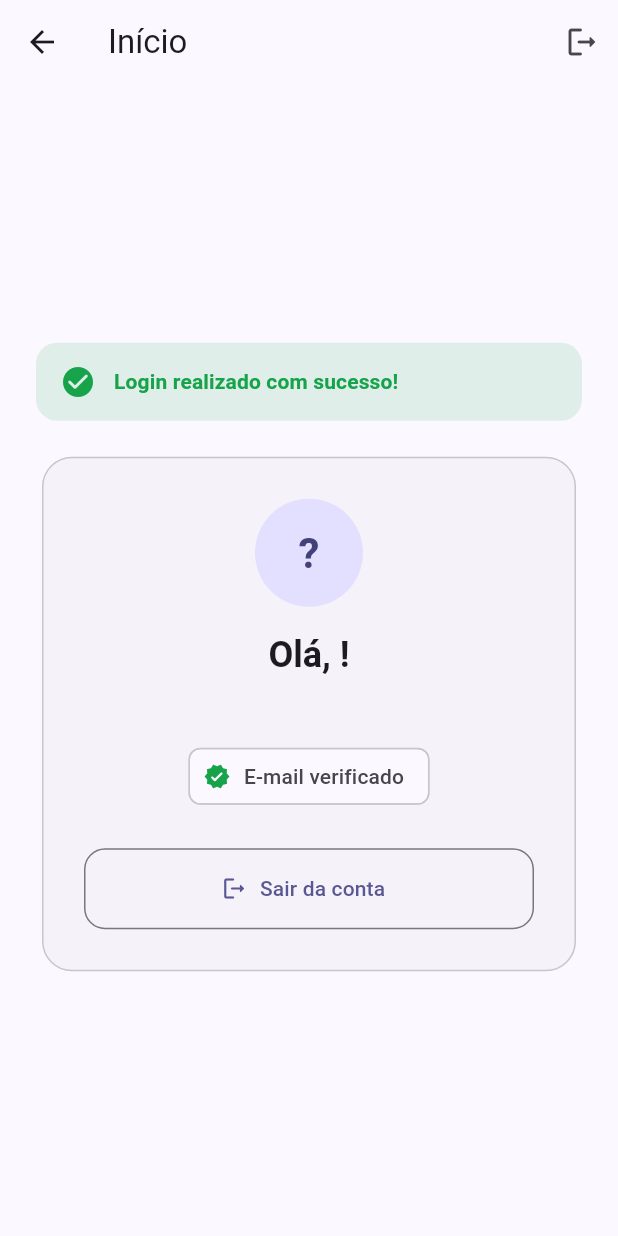
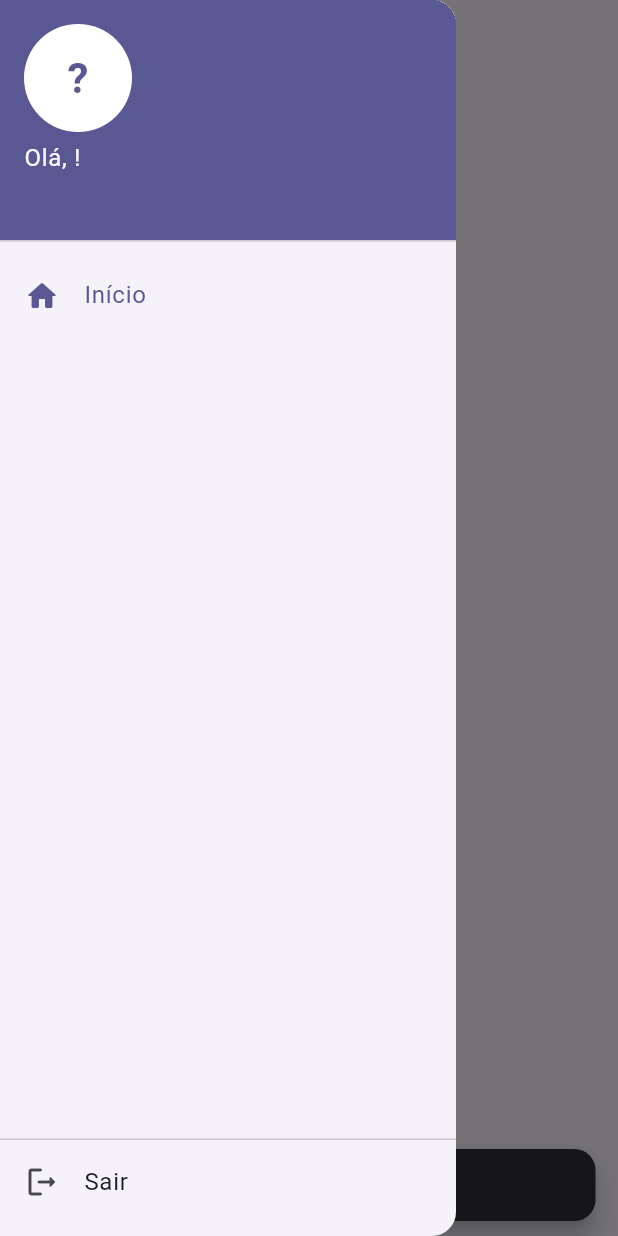
Before and after one commit to KaiqueFG/trabalho-flutter-login, a Flutter app: the HomePage screen opened directly with empty values, with the side drawer open (before the commit the screen has no drawer), on a phone screen of 412 x 824 dp. Run offline on Flutter 3.47's test engine with Material 3 defaults, Android fonts, the phone set to English and light mode, and no system bars; our stand-ins replace shared_preferences; accounts and stored records are empty.

Commit message:
Salva apenas um usuário no SharedPreferences e adiciona menu lateral na tela principal
Cada novo cadastro substitui o usuário anterior. A tela principal fica em branco
com um drawer que mostra o usuário e as opções Início e Sair.

```diff
--- a/lib/features/home/presentation/home_page.dart
+++ b/lib/features/home/presentation/home_page.dart
@@ -1,10 +1,14 @@
 import 'package:flutter/material.dart';
 
+import '../../../core/utils/snackbar.dart';
 import '../../auth/data/auth_repository.dart';
 import '../../auth/presentation/auth_scope.dart';
 
-/// Tela exibida após o login.
-class HomePage extends StatelessWidget {
+/// Tela principal, exibida após o login.
+///
+/// O conteúdo fica em branco nesta etapa; a navegação é feita pelo menu
+/// lateral (drawer).
+class HomePage extends StatefulWidget {
   const HomePage({super.key, required this.user, this.showLoginSuccess = true});
 
   final AppUser user;
@@ -12,105 +16,78 @@ class HomePage extends StatelessWidget {
   /// Exibe o aviso de sucesso apenas logo após o login.
   final bool showLoginSuccess;
 
-  static const _success = Color(0xFF16A34A);
+  @override
+  State<HomePage> createState() => _HomePageState();
+}
+
+class _HomePageState extends State<HomePage> {
+  @override
+  void initState() {
+    super.initState();
+    if (widget.showLoginSuccess) {
+      WidgetsBinding.instance.addPostFrameCallback((_) {
+        if (mounted) context.showSnack('Login realizado com sucesso!');
+      });
+    }
+  }
+
+  @override
+  Widget build(BuildContext context) {
+    return Scaffold(
+      appBar: AppBar(title: const Text('Início')),
+      drawer: _AppDrawer(user: widget.user),
+      body: const SizedBox.expand(),
+    );
+  }
+}
+
+/// Menu lateral com os dados do usuário e as opções do app.
+class _AppDrawer extends StatelessWidget {
+  const _AppDrawer({required this.user});
+
+  final AppUser user;
 
   @override
   Widget build(BuildContext context) {
     final scheme = Theme.of(context).colorScheme;
-    final text = Theme.of(context).textTheme;
 
-    return Scaffold(
-      appBar: AppBar(
-        title: const Text('Início'),
-        actions: [
-          IconButton(
-            tooltip: 'Sair',
-            icon: const Icon(Icons.logout_rounded),
-            onPressed: () => AuthScope.of(context).signOut(),
-          ),
-        ],
-      ),
-      body: Center(
-        child: SingleChildScrollView(
-          padding: const EdgeInsets.all(24),
-          child: ConstrainedBox(
-            constraints: const BoxConstraints(maxWidth: 440),
-            child: Column(
-              crossAxisAlignment: CrossAxisAlignment.stretch,
-              children: [
-                if (showLoginSuccess) ...[
-                  Container(
-                    padding: const EdgeInsets.symmetric(horizontal: 16, vertical: 14),
-                    decoration: BoxDecoration(
-                      color: _success.withValues(alpha: 0.12),
-                      borderRadius: BorderRadius.circular(14),
-                    ),
-                    child: Row(
-                      children: [
-                        const Icon(Icons.check_circle_rounded, color: _success),
-                        const SizedBox(width: 12),
-                        Expanded(
-                          child: Text(
-                            'Login realizado com sucesso!',
-                            style: text.titleSmall?.copyWith(
-                              color: _success,
-                              fontWeight: FontWeight.w700,
-                            ),
-                          ),
-                        ),
-                      ],
-                    ),
-                  ),
-                  const SizedBox(height: 20),
-                ],
-                Card(
-                  child: Padding(
-                    padding: const EdgeInsets.all(28),
-                    child: Column(
-                      children: [
-                        CircleAvatar(
-                          radius: 36,
-                          backgroundColor: scheme.primaryContainer,
-                          child: Text(
-                            user.initial,
-                            style: text.headlineMedium?.copyWith(
-                              color: scheme.onPrimaryContainer,
-                              fontWeight: FontWeight.w700,
-                            ),
-                          ),
-                        ),
-                        const SizedBox(height: 16),
-                        Text(
-                          'Olá, ${user.greetingName}!',
-                          style: text.headlineSmall?.copyWith(fontWeight: FontWeight.w700),
-                        ),
-                        const SizedBox(height: 4),
-                        Text(
-                          user.email,
-                          style: text.bodyMedium?.copyWith(color: scheme.onSurfaceVariant),
-                        ),
-                        const SizedBox(height: 16),
-                        const Chip(
-                          avatar: Icon(Icons.verified_rounded, size: 18, color: _success),
-                          label: Text('E-mail verificado'),
-                        ),
-                        const SizedBox(height: 24),
-                        SizedBox(
-                          width: double.infinity,
-                          child: OutlinedButton.icon(
-                            icon: const Icon(Icons.logout_rounded),
-                            label: const Text('Sair da conta'),
-                            onPressed: () => AuthScope.of(context).signOut(),
-                          ),
-                        ),
-                      ],
-                    ),
-                  ),
+    return Drawer(
+      child: Column(
+        children: [
+          UserAccountsDrawerHeader(
+            decoration: BoxDecoration(color: scheme.primary),
+            accountName: Text('Olá, ${user.greetingName}!'),
+            accountEmail: Text(user.email),
+            currentAccountPicture: CircleAvatar(
+              backgroundColor: scheme.onPrimary,
+              child: Text(
+                user.initial,
+                style: TextStyle(
+                  fontSize: 28,
+                  fontWeight: FontWeight.w700,
+                  color: scheme.primary,
                 ),
-              ],
+              ),
             ),
           ),
-        ),
+          ListTile(
+            leading: const Icon(Icons.home_rounded),
+            title: const Text('Início'),
+            selected: true,
+            onTap: () => Navigator.pop(context),
+          ),
+          const Spacer(),
+          const Divider(height: 1),
+          ListTile(
+            leading: const Icon(Icons.logout_rounded),
+            title: const Text('Sair'),
+            onTap: () {
+              Navigator.pop(context);
+              AuthScope.of(context).signOut();
+            },
+          ),
+          SizedBox(height: 8 + MediaQuery.paddingOf(context).bottom),
+        ],
       ),
     );
   }
```
Also changed, not shown: lib/features/auth/data/local_auth_repository.dart (+30 -34 lines).
